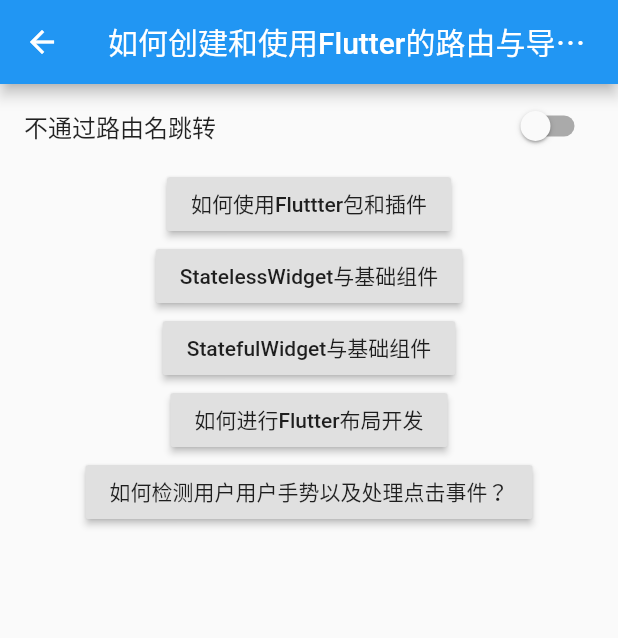
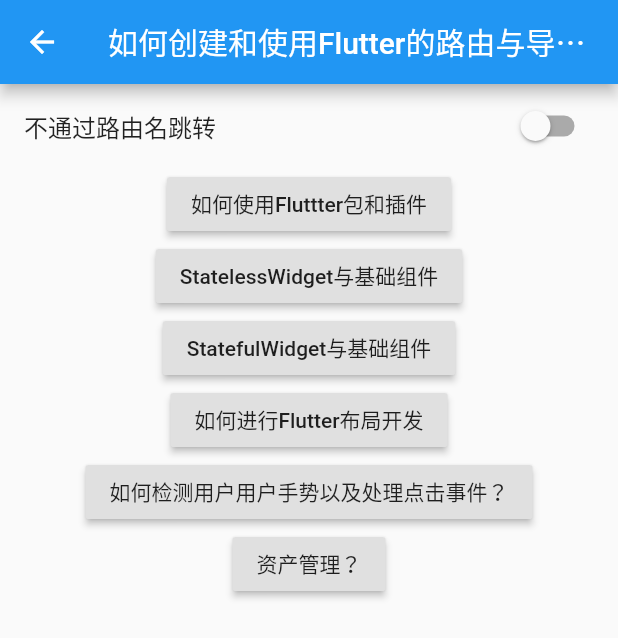
Before and after one commit to chenbingxu/imooc, a Flutter app: the screen it shows after launch, on a phone screen of 412 x 824 dp. Shown: the top 638 px of the screen. Run offline on Flutter 3.47's test engine with Material 2 defaults, Android fonts, the phone set to English and light mode, and no system bars; missing offline and left inert: flutter_color_plugin.

Commit message:
加载图片资源

```diff
--- a/lib/main.dart
+++ b/lib/main.dart
@@ -1,6 +1,7 @@
 import 'package:flutter/material.dart';
 import 'package:imooc/plugin_use.dart';
 import 'package:imooc/less_group_page.dart';
+import 'package:imooc/res_page.dart';
 import 'package:imooc/stateful_group_page.dart';
 import 'package:imooc/flutter_layout_page.dart';
 import 'package:imooc/gesture_page.dart';
@@ -37,6 +38,7 @@ class MyApp extends StatelessWidget {
         'ful': (BuildContext context) => StatefulGroup(),
         'layout': (BuildContext context) => FlutterLayoutPage(),
         'gesture': (BuildContext context) => GesturePage(),
+        'res': (BuildContext context) => ResPage(),
       },
     );
   }
@@ -73,6 +75,7 @@ class _RouteNavigatorState extends State<RouteNavigator> {
           _item('StatefulWidget与基础组件', StatefulGroup(), 'ful'),
           _item('如何进行Flutter布局开发', FlutterLayoutPage(), 'layout'),
           _item('如何检测用户用户手势以及处理点击事件？', GesturePage(), 'gesture'),
+          _item('资产管理？', ResPage(), 'res'),
         ],
       ),
     );
--- /dev/null
+++ b/lib/res_page.dart
@@ -0,0 +1,31 @@
+import 'package:flutter/material.dart';
+import 'package:flutter_color_plugin/flutter_color_plugin.dart';
+
+class ResPage extends StatefulWidget {
+  @override
+  _ResPageState createState() => _ResPageState();
+}
+
+class _ResPageState extends State<ResPage> {
+  @override
+  Widget build(BuildContext context) {
+    return MaterialApp(
+      home: Scaffold(
+          appBar: AppBar(
+            title: Text("图片资产"),
+          ),
+          body: Center(
+            child: Column(
+              mainAxisAlignment: MainAxisAlignment.center,
+              children: <Widget>[
+                Image(
+                  width: 100,
+                  height: 100,
+                  image: AssetImage('images/avatar.png'),
+                ),
+              ],
+            ),
+          )),
+    );
+  }
+}
--- a/pubspec.yaml
+++ b/pubspec.yaml
@@ -42,9 +42,9 @@ flutter:
   uses-material-design: true
 
   # To add assets to your application, add an assets section, like this:
-  # assets:
-  #  - images/a_dot_burr.jpeg
-  #  - images/a_dot_ham.jpeg
+  assets:
+    - images/avatar.png
+
 
   # An image asset can refer to one or more resolution-specific "variants", see
   # https://flutter.dev/assets-and-images/#resolution-aware.
```
Also changed, not shown: images/avatar.png (added).
